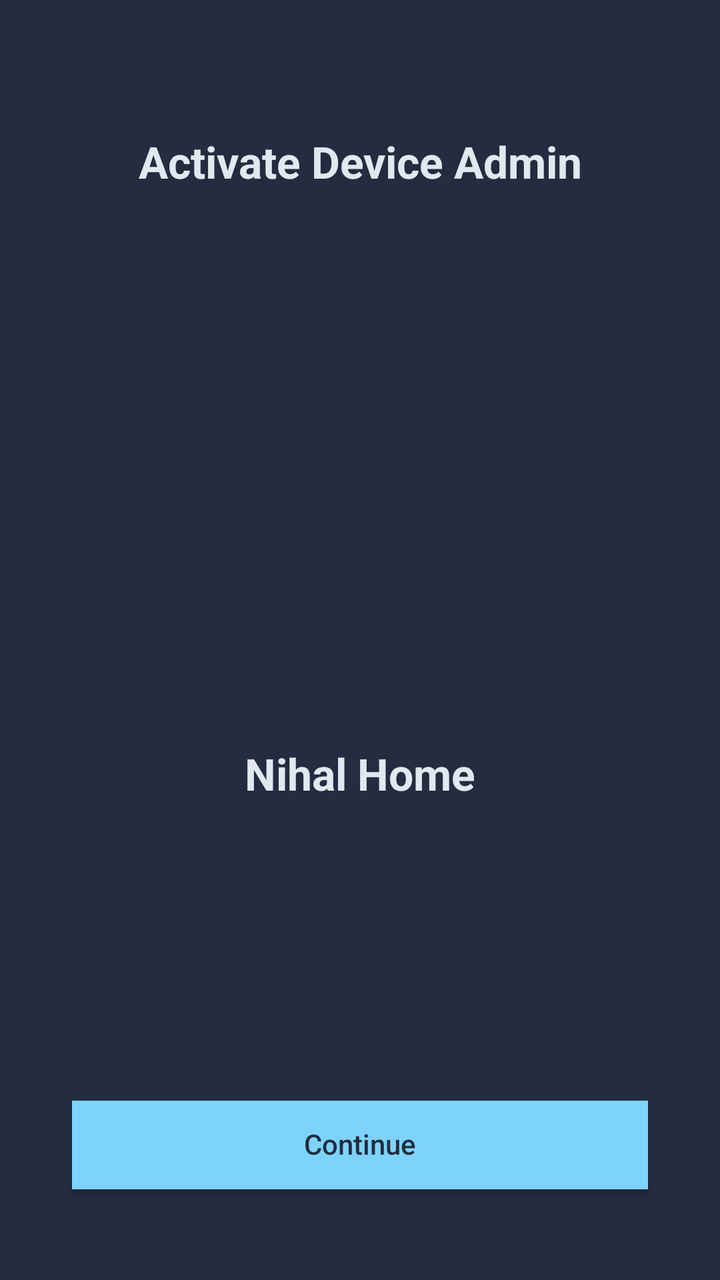
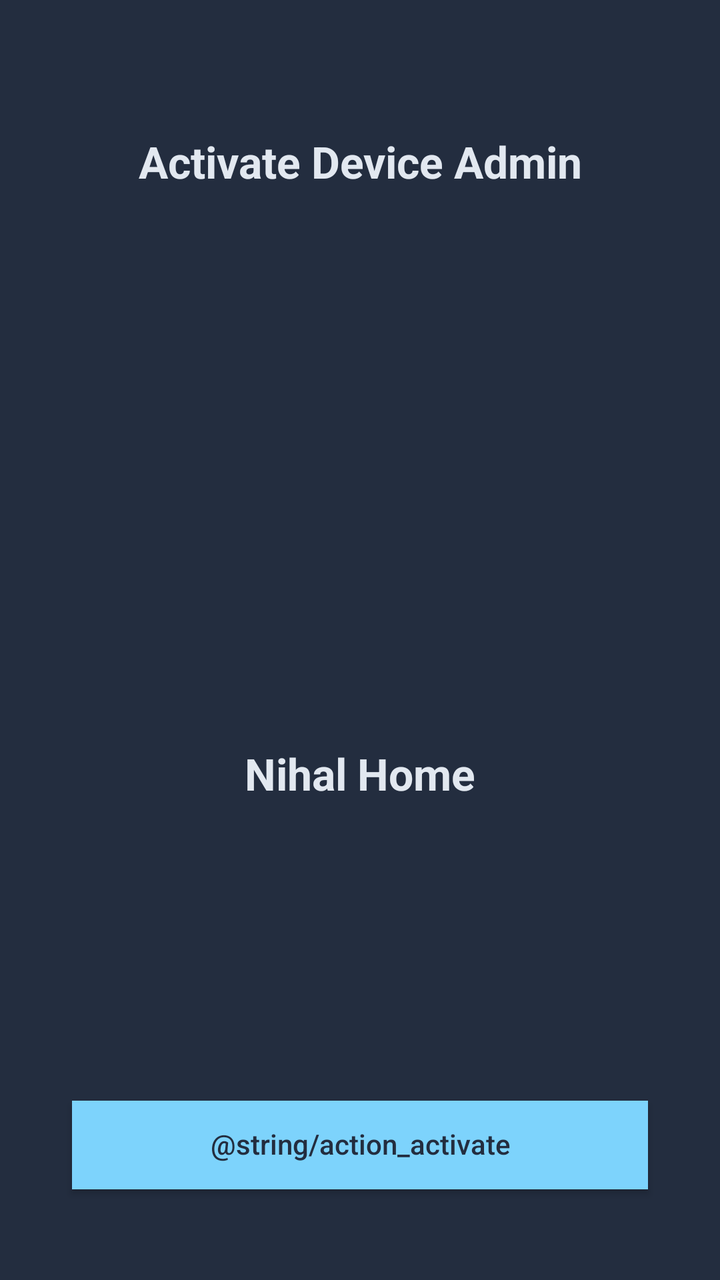

Before-and-after screenshots of an Android layout around one commit, followed by the original layout XML and the change that was made.
<!-- AndroidManifest.xml: activity theme Theme.NihalHome -->
<!-- res/layout/activity_device_admin.xml -->
<?xml version="1.0" encoding="utf-8"?>
<androidx.constraintlayout.widget.ConstraintLayout
    xmlns:android="http://schemas.android.com/apk/res/android"
    xmlns:app="http://schemas.android.com/apk/res-auto"
    android:layout_width="match_parent"
    android:layout_height="match_parent"
    android:background="@color/onboarding_background">

    <androidx.constraintlayout.widget.Guideline
        android:id="@+id/guideTitleTop"
        android:layout_width="wrap_content"
        android:layout_height="wrap_content"
        android:orientation="horizontal"
        app:layout_constraintGuide_percent="0.108" />

    <androidx.constraintlayout.widget.Guideline
        android:id="@+id/guideTitleBottom"
        android:layout_width="wrap_content"
        android:layout_height="wrap_content"
        android:orientation="horizontal"
        app:layout_constraintGuide_percent="0.148" />

    <androidx.constraintlayout.widget.Guideline
        android:id="@+id/guideIconTop"
        android:layout_width="wrap_content"
        android:layout_height="wrap_content"
        android:orientation="horizontal"
        app:layout_constraintGuide_percent="0.386" />

    <androidx.constraintlayout.widget.Guideline
        android:id="@+id/guideIconBottom"
        android:layout_width="wrap_content"
        android:layout_height="wrap_content"
        android:orientation="horizontal"
        app:layout_constraintGuide_percent="0.557" />

    <androidx.constraintlayout.widget.Guideline
        android:id="@+id/guideLabelTop"
        android:layout_width="wrap_content"
        android:layout_height="wrap_content"
        android:orientation="horizontal"
        app:layout_constraintGuide_percent="0.586" />

    <androidx.constraintlayout.widget.Guideline
        android:id="@+id/guideLabelBottom"
        android:layout_width="wrap_content"
        android:layout_height="wrap_content"
        android:orientation="horizontal"
        app:layout_constraintGuide_percent="0.626" />

    <androidx.constraintlayout.widget.Guideline
        android:id="@+id/guideButtonTop"
        android:layout_width="wrap_content"
        android:layout_height="wrap_content"
        android:orientation="horizontal"
        app:layout_constraintGuide_percent="0.860" />

    <androidx.constraintlayout.widget.Guideline
        android:id="@+id/guideButtonBottom"
        android:layout_width="wrap_content"
        android:layout_height="wrap_content"
        android:orientation="horizontal"
        app:layout_constraintGuide_percent="0.929" />

    <androidx.constraintlayout.widget.Guideline
        android:id="@+id/guideIconLeft"
        android:layout_width="wrap_content"
        android:layout_height="wrap_content"
        android:orientation="vertical"
        app:layout_constraintGuide_percent="0.325" />

    <androidx.constraintlayout.widget.Guideline
        android:id="@+id/guideIconRight"
        android:layout_width="wrap_content"
        android:layout_height="wrap_content"
        android:orientation="vertical"
        app:layout_constraintGuide_percent="0.675" />

    <androidx.constraintlayout.widget.Guideline
        android:id="@+id/guideLeft"
        android:layout_width="wrap_content"
        android:layout_height="wrap_content"
        android:orientation="vertical"
        app:layout_constraintGuide_percent="0.10" />

    <androidx.constraintlayout.widget.Guideline
        android:id="@+id/guideRight"
        android:layout_width="wrap_content"
        android:layout_height="wrap_content"
        android:orientation="vertical"
        app:layout_constraintGuide_percent="0.90" />

    <androidx.appcompat.widget.AppCompatTextView
        android:id="@+id/textDeviceAdminTitle"
        android:layout_width="0dp"
        android:layout_height="0dp"
        android:text="@string/device_admin_title"
        android:textColor="@color/onboarding_heading"
        android:textStyle="bold"
        android:gravity="center"
        android:maxLines="1"
        android:includeFontPadding="false"
        android:ellipsize="none"
        app:autoSizeTextType="uniform"
        app:autoSizeMinTextSize="1sp"
        app:autoSizeMaxTextSize="200sp"
        app:autoSizeStepGranularity="1sp"
        app:layout_constraintStart_toStartOf="@id/guideLeft"
        app:layout_constraintEnd_toEndOf="@id/guideRight"
        app:layout_constraintTop_toTopOf="@id/guideTitleTop"
        app:layout_constraintBottom_toBottomOf="@id/guideTitleBottom" />

    <com.google.android.material.imageview.ShapeableImageView
        android:id="@+id/imageAppLogo"
        android:layout_width="0dp"
        android:layout_height="0dp"
        android:scaleType="centerCrop"
        android:src="@mipmap/ic_launcher"
        app:shapeAppearanceOverlay="@style/CircleImageOverlay"
        app:layout_constraintStart_toStartOf="@id/guideIconLeft"
        app:layout_constraintEnd_toEndOf="@id/guideIconRight"
        app:layout_constraintTop_toTopOf="@id/guideIconTop"
        app:layout_constraintBottom_toBottomOf="@id/guideIconBottom" />

    <androidx.appcompat.widget.AppCompatTextView
        android:id="@+id/textAppName"
        android:layout_width="0dp"
        android:layout_height="0dp"
        android:text="@string/app_name"
        android:textColor="@color/onboarding_heading"
        android:textStyle="bold"
        android:gravity="center"
        android:maxLines="1"
        android:includeFontPadding="false"
        android:ellipsize="none"
        app:autoSizeTextType="uniform"
        app:autoSizeMinTextSize="1sp"
        app:autoSizeMaxTextSize="200sp"
        app:autoSizeStepGranularity="1sp"
        app:layout_constraintStart_toStartOf="@id/guideLeft"
        app:layout_constraintEnd_toEndOf="@id/guideRight"
        app:layout_constraintTop_toTopOf="@id/guideLabelTop"
        app:layout_constraintBottom_toBottomOf="@id/guideLabelBottom" />

    <Button
        android:id="@+id/buttonContinue"
        android:layout_width="0dp"
        android:layout_height="0dp"
        android:minWidth="0dp"
        android:minHeight="0dp"
        android:paddingVertical="0dp"
        android:background="@color/onboarding_accent"
        android:text="@string/action_continue"
        android:textColor="@color/onboarding_button_text"
        android:textAllCaps="false"
        android:gravity="center"
        android:maxLines="1"
        android:includeFontPadding="false"
        android:ellipsize="none"
        android:elevation="0dp"
        app:layout_constraintStart_toStartOf="@id/guideLeft"
        app:layout_constraintEnd_toEndOf="@id/guideRight"
        app:layout_constraintTop_toTopOf="@id/guideButtonTop"
        app:layout_constraintBottom_toBottomOf="@id/guideButtonBottom" />

</androidx.constraintlayout.widget.ConstraintLayout>
<!-- resources referenced by this layout -->
<resources>
  <color name="onboarding_accent">#7DD3FC</color>
  <color name="onboarding_background">#232D3F</color>
  <color name="onboarding_button_text">#232D3F</color>
  <color name="onboarding_heading">#E2E8F0</color>
  <!-- mipmap ic_launcher (mipmap-anydpi-v26) -->
  <?xml version="1.0" encoding="utf-8"?>
  <adaptive-icon xmlns:android="http://schemas.android.com/apk/res/android">
      <background android:drawable="@drawable/ic_launcher_background"/>
      <foreground android:drawable="@drawable/ic_launcher_foreground"/>
  </adaptive-icon>
  <string name="action_continue">Continue</string>
  <string name="app_name">Nihal Home</string>
  <string name="device_admin_title">Activate Device Admin</string>
  <style name="CircleImageOverlay">
          <item name="cornerFamily">rounded</item>
          <item name="cornerSize">50%</item>
      </style>
  <style name="Theme.NihalHome" parent="android:Theme.Material.Light.NoActionBar">
          <item name="android:windowBackground">@android:color/white</item>
          <item name="android:statusBarColor">@android:color/white</item>
          <item name="android:navigationBarColor">@android:color/white</item>
          <item name="android:windowLightStatusBar">true</item>
      </style>
  <!-- drawable ic_launcher_background: png bitmap (drawable, 8505 bytes) -->
  <!-- drawable ic_launcher_foreground: png bitmap (drawable, 4767 bytes) -->
</resources>

<!-- the commit's change to res/layout/activity_device_admin.xml (unified diff, before → after) -->
@@ -150,7 +150,7 @@
         android:minHeight="0dp"
         android:paddingVertical="0dp"
         android:background="@color/onboarding_accent"
-        android:text="@string/action_continue"
+        android:text="@string/action_activate"
         android:textColor="@color/onboarding_button_text"
         android:textAllCaps="false"
         android:gravity="center"
<!-- resource entries referenced after the edit -->
@@ -10,7 +10,6 @@
       <background android:drawable="@drawable/ic_launcher_background"/>
       <foreground android:drawable="@drawable/ic_launcher_foreground"/>
   </adaptive-icon>
-  <string name="action_continue">Continue</string>
   <string name="app_name">Nihal Home</string>
   <string name="device_admin_title">Activate Device Admin</string>
   <style name="CircleImageOverlay">
